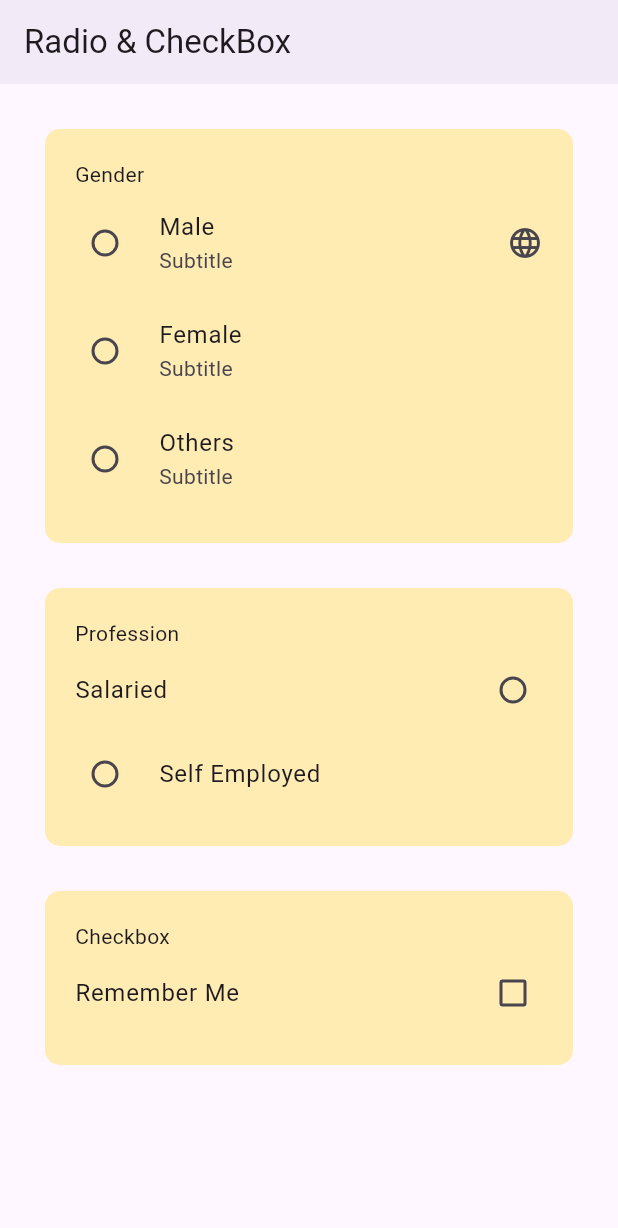
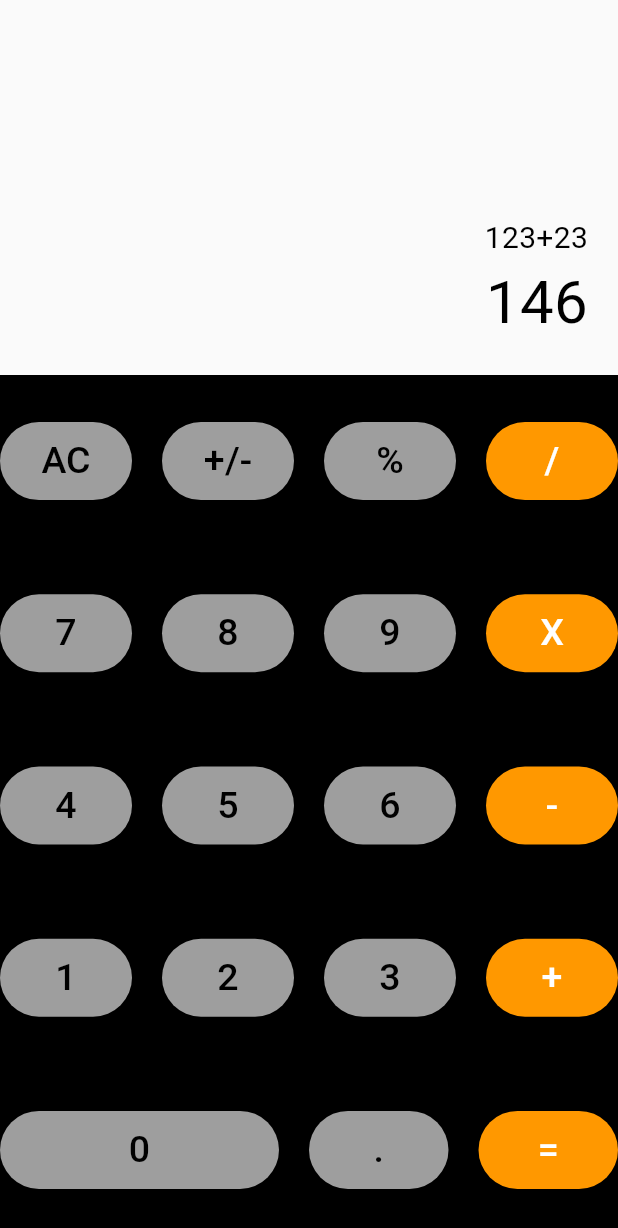
Before and after one commit to MdFarhanRaja/flutter_tutorials, a Flutter app: the screen it shows after launch, on a phone screen of 412 x 824 dp. Shown: the top 1228 px of the screen. Run offline on Flutter 3.47's test engine with Material 3 defaults, Android fonts, the phone set to English and light mode, and no system bars.

Commit message:
calculator ui

```diff
--- /dev/null
+++ b/lib/basic_calculator.dart
@@ -0,0 +1,167 @@
+import 'package:basic_widgets/cal_button.dart';
+import 'package:flutter/material.dart';
+
+class BasicCalculator extends StatefulWidget {
+  const BasicCalculator({super.key});
+
+  @override
+  State<BasicCalculator> createState() => _BasicCalculatorState();
+}
+
+class _BasicCalculatorState extends State<BasicCalculator> {
+  final Gap = const SizedBox(width: 20);
+
+  @override
+  Widget build(BuildContext context) {
+    return Scaffold(
+        backgroundColor: Colors.black,
+        body: Column(
+          children: [
+            Container(
+              padding: const EdgeInsets.all(20),
+              alignment: Alignment.bottomRight,
+              height: 250,
+              width: double.infinity,
+              color: Colors.grey[50],
+              child: const Column(
+                crossAxisAlignment: CrossAxisAlignment.end,
+                mainAxisSize: MainAxisSize.min,
+                children: [
+                  Text(
+                    '123+23',
+                    style: TextStyle(color: Colors.black, fontSize: 20),
+                  ),
+                  Text(
+                    '146',
+                    style: TextStyle(color: Colors.black, fontSize: 40),
+                  )
+                ],
+              ),
+            ),
+            Expanded(
+                child: Row(
+              children: [
+                Expanded(
+                    child: CalButton(
+                  title: 'AC',
+                )),
+                Gap,
+                Expanded(
+                    child: CalButton(
+                  title: '+/-',
+                )),
+                Gap,
+                Expanded(
+                    child: CalButton(
+                  title: '%',
+                )),
+                Gap,
+                Expanded(
+                    child: CalButton(
+                  title: '/',
+                  titleColor: Colors.white,
+                  bgColor: Colors.orange,
+                )),
+              ],
+            )),
+            Expanded(
+                child: Row(
+              children: [
+                Expanded(
+                    child: CalButton(
+                  title: '7',
+                )),
+                Gap,
+                Expanded(
+                    child: CalButton(
+                  title: '8',
+                )),
+                Gap,
+                Expanded(
+                    child: CalButton(
+                  title: '9',
+                )),
+                Gap,
+                Expanded(
+                    child: CalButton(
+                  title: 'X',
+                  titleColor: Colors.white,
+                  bgColor: Colors.orange,
+                )),
+              ],
+            )),
+            Expanded(
+                child: Row(
+              children: [
+                Expanded(
+                    child: CalButton(
+                  title: '4',
+                )),
+                Gap,
+                Expanded(
+                    child: CalButton(
+                  title: '5',
+                )),
+                Gap,
+                Expanded(
+                    child: CalButton(
+                  title: '6',
+                )),
+                Gap,
+                Expanded(
+                    child: CalButton(
+                  title: '-',
+                  titleColor: Colors.white,
+                  bgColor: Colors.orange,
+                )),
+              ],
+            )),
+            Expanded(
+                child: Row(
+              children: [
+                Expanded(
+                    child: CalButton(
+                  title: '1',
+                )),
+                Gap,
+                Expanded(
+                    child: CalButton(
+                  title: '2',
+                )),
+                Gap,
+                Expanded(child: CalButton(title: '3')),
+                Gap,
+                Expanded(
+                    child: CalButton(
+                  title: '+',
+                  titleColor: Colors.white,
+                  bgColor: Colors.orange,
+                )),
+              ],
+            )),
+            Expanded(
+                child: Row(
+              children: [
+                Expanded(
+                    flex: 2,
+                    child: CalButton(
+                      title: '0',
+                    )),
+                Gap,
+                Expanded(
+                    child: CalButton(
+                  title: '.',
+                )),
+                Gap,
+                Expanded(
+                    child: CalButton(
+                  title: '=',
+                  titleColor: Colors.white,
+                  bgColor: Colors.orange,
+                )),
+              ],
+            )),
+          ],
+        ));
+  }
+}
--- /dev/null
+++ b/lib/cal_button.dart
@@ -0,0 +1,24 @@
+import 'package:flutter/material.dart';
+
+class CalButton extends StatelessWidget {
+  String title;
+  Color? bgColor;
+  Color? titleColor;
+
+  CalButton({required this.title, this.bgColor, this.titleColor, super.key});
+
+  @override
+  Widget build(BuildContext context) {
+    return TextButton(
+        onPressed: () {},
+        style: TextButton.styleFrom(
+            backgroundColor: bgColor ?? Colors.grey,
+            foregroundColor: titleColor ?? Colors.black,
+            shape: RoundedRectangleBorder(
+                borderRadius: BorderRadius.circular(100))),
+        child: Text(
+          title,
+          style: TextStyle(fontSize: 25),
+        ));
+  }
+}
--- a/lib/main.dart
+++ b/lib/main.dart
@@ -1,3 +1,4 @@
+import 'package:basic_widgets/basic_calculator.dart';
 import 'package:basic_widgets/image_buttons.dart';
 import 'package:basic_widgets/radio_and_checkbox.dart';
 import 'package:basic_widgets/stack_textfield.dart';
@@ -19,6 +20,6 @@ class MyApp extends StatelessWidget {
           colorScheme: ColorScheme.fromSeed(seedColor: Colors.deepPurple),
           useMaterial3: true,
         ),
-        home: RadioAndCheckbox());
+        home: BasicCalculator());
   }
 }
```
Also changed, not shown: assets/calculator.png (added).
